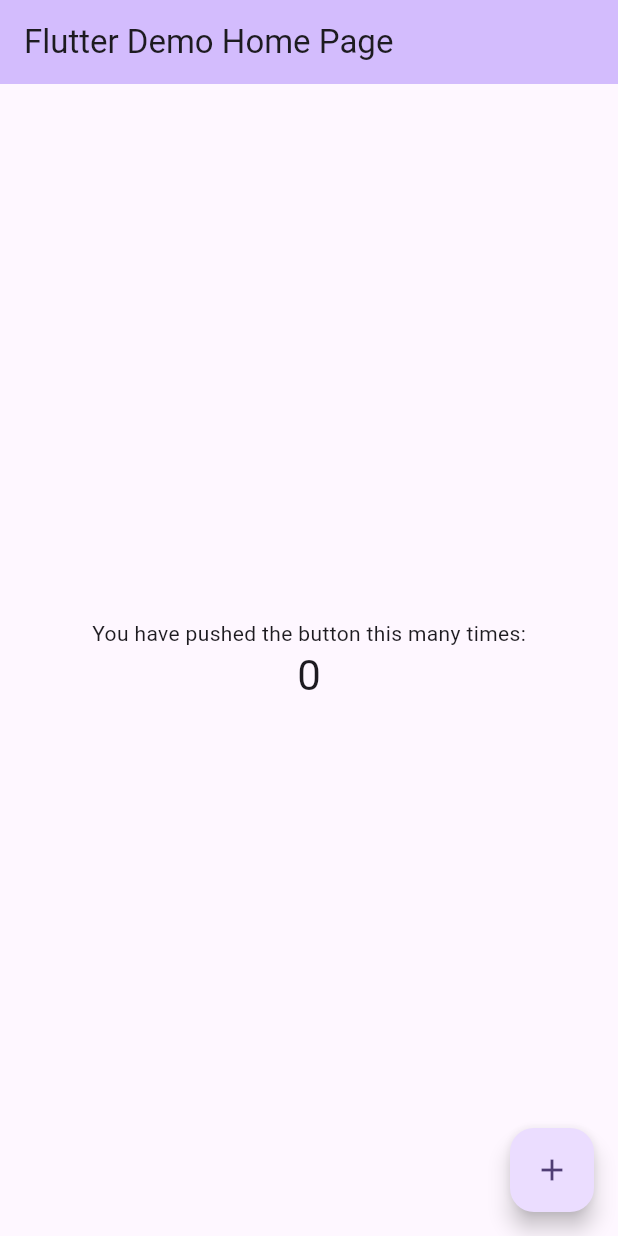
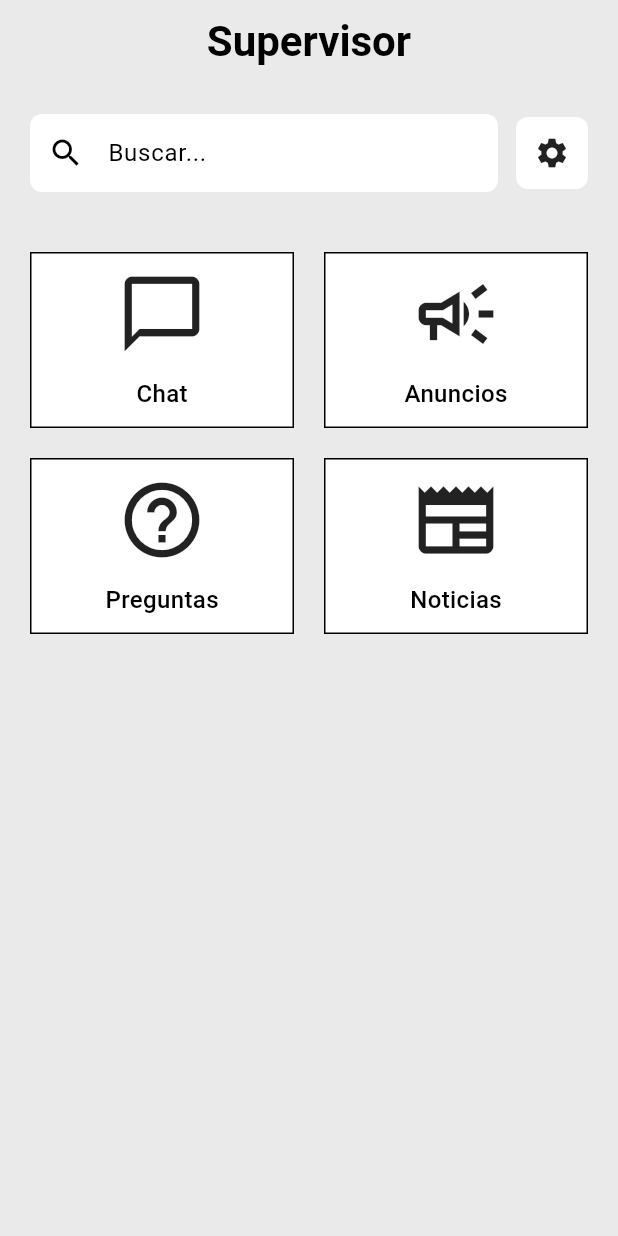
Before and after one commit to Maretesus666/CoSpace, a Flutter app: the screen it shows after launch, on a phone screen of 412 x 824 dp. Run offline on Flutter 3.47's test engine with Material 3 defaults, Android fonts, the phone set to English and light mode, and no system bars.

Commit message:
se crea estructura basica de la app

```diff
--- /dev/null
+++ b/lib/core/theme/app_theme.dart
@@ -0,0 +1,58 @@
+import 'package:flutter/material.dart';
+
+class AppTheme {
+  AppTheme._(); // Evita que se pueda instanciar
+
+  static const Color primaryColor = Color(0xFF1E1E1E);
+  static const Color backgroundColor = Color(0xFFEAEAEA);
+  static const Color cardColor = Colors.white;
+
+  static final ThemeData lightTheme = ThemeData(
+    useMaterial3: true,
+
+    scaffoldBackgroundColor: backgroundColor,
+
+    colorScheme: const ColorScheme.light(
+      primary: primaryColor,
+      surface: cardColor,
+    ),
+
+    appBarTheme: const AppBarTheme(
+      backgroundColor: Colors.transparent,
+      elevation: 0,
+      centerTitle: true,
+      titleTextStyle: TextStyle(
+        color: Colors.black,
+        fontSize: 28,
+        fontWeight: FontWeight.bold,
+      ),
+      iconTheme: IconThemeData(color: Colors.black),
+    ),
+
+    textTheme: const TextTheme(
+      bodyLarge: TextStyle(
+        fontSize: 16,
+        color: Colors.black,
+      ),
+      titleMedium: TextStyle(
+        fontSize: 18,
+        fontWeight: FontWeight.w600,
+      ),
+    ),
+
+
+
+    inputDecorationTheme: InputDecorationTheme(
+      filled: true,
+      fillColor: Colors.white,
+      border: OutlineInputBorder(
+        borderRadius: BorderRadius.circular(8),
+        borderSide: BorderSide.none,
+      ),
+      contentPadding: const EdgeInsets.symmetric(
+        horizontal: 16,
+        vertical: 14,
+      ),
+    ),
+  );
+}
--- /dev/null
+++ b/lib/core/widgets/custom_search_bar.dart
@@ -0,0 +1,44 @@
+import 'package:flutter/material.dart';
+
+class CustomSearchBar extends StatelessWidget {
+  final VoidCallback onSettingsTap;
+
+  const CustomSearchBar({
+    super.key,
+    required this.onSettingsTap,
+  });
+
+  @override
+  Widget build(BuildContext context) {
+    return Row(
+      children: [
+        Expanded(
+          child: TextField(
+            decoration: InputDecoration(
+              hintText: "Buscar...",
+              prefixIcon: const Icon(Icons.search),
+              filled: true,
+              fillColor: Colors.white,
+              border: OutlineInputBorder(
+                borderRadius: BorderRadius.circular(8),
+                borderSide: BorderSide.none,
+              ),
+            ),
+          ),
+        ),
+        const SizedBox(width: 12),
+        GestureDetector(
+          onTap: onSettingsTap,
+          child: Container(
+            padding: const EdgeInsets.all(12),
+            decoration: BoxDecoration(
+              color: Colors.white,
+              borderRadius: BorderRadius.circular(8),
+            ),
+            child: const Icon(Icons.settings),
+          ),
+        ),
+      ],
+    );
+  }
+}
--- /dev/null
+++ b/lib/features/supervisor/supervisor_screen.dart
@@ -0,0 +1,38 @@
+import 'package:flutter/material.dart';
+import '../../core/widgets/custom_search_bar.dart';
+import '../settings/settings_screen.dart';
+import 'widgets/supervisor_grid.dart';
+
+class SupervisorScreen extends StatelessWidget {
+  const SupervisorScreen({super.key});
+
+  @override
+  Widget build(BuildContext context) {
+    return Scaffold(
+      appBar: AppBar(
+        title: const Text("Supervisor"),
+      ),
+      body: Padding(
+        padding: const EdgeInsets.all(20),
+        child: Column(
+          children: [
+            CustomSearchBar(
+              onSettingsTap: () {
+                Navigator.push(
+                  context,
+                  MaterialPageRoute(
+                    builder: (_) => const SettingsScreen(),
+                  ),
+                );
+              },
+            ),
+            const SizedBox(height: 40),
+            const Expanded(
+              child: SupervisorGrid(),
+            ),
+          ],
+        ),
+      ),
+    );
+  }
+}
--- /dev/null
+++ b/lib/features/supervisor/widgets/supervisor_card.dart
@@ -0,0 +1,41 @@
+import 'package:flutter/material.dart';
+
+class SupervisorCard extends StatelessWidget {
+  final IconData icon;
+  final String title;
+  final VoidCallback onTap;
+
+  const SupervisorCard({
+    super.key,
+    required this.icon,
+    required this.title,
+    required this.onTap,
+  });
+
+  @override
+  Widget build(BuildContext context) {
+    return GestureDetector(
+      onTap: onTap,
+      child: Container(
+        decoration: BoxDecoration(
+          color: Colors.white,
+          border: Border.all(color: Colors.black),
+        ),
+        child: Column(
+          mainAxisAlignment: MainAxisAlignment.center,
+          children: [
+            Icon(icon, size: 60),
+            const SizedBox(height: 12),
+            Text(
+              title,
+              style: const TextStyle(
+                fontSize: 16,
+                fontWeight: FontWeight.w500,
+              ),
+            ),
+          ],
+        ),
+      ),
+    );
+  }
+}
--- /dev/null
+++ b/lib/features/supervisor/widgets/supervisor_grid.dart
@@ -0,0 +1,61 @@
+import 'package:flutter/material.dart';
+import 'supervisor_card.dart';
+import '../../chat/chat_screen.dart';
+import '../../announcements/announcements_screen.dart';
+import '../../questions/questions_screen.dart';
+
+class SupervisorGrid extends StatelessWidget {
+  const SupervisorGrid({super.key});
+
+  @override
+  Widget build(BuildContext context) {
+    return GridView.count(
+      crossAxisCount: 2,
+      crossAxisSpacing: 20,
+      mainAxisSpacing: 20,
+      childAspectRatio: 1.5,
+      children: [
+        SupervisorCard(
+          icon: Icons.chat_bubble_outline,
+          title: "Chat",
+          onTap: () {
+            Navigator.push(
+              context,
+              MaterialPageRoute(builder: (_) => const ChatScreen()),
+            );
+          },
+        ),
+        SupervisorCard(
+          icon: Icons.campaign_outlined,
+          title: "Anuncios",
+          onTap: () {
+            Navigator.push(
+              context,
+              MaterialPageRoute(builder: (_) => const AnnouncementsScreen()),
+            );
+          },
+        ),
+        SupervisorCard(
+          icon: Icons.help_outline,
+          title: "Preguntas",
+          onTap: () {
+            Navigator.push(
+              context,
+              MaterialPageRoute(builder: (_) => const QuestionsScreen()),
+            );
+          },
+        ),
+        SupervisorCard(
+          icon: Icons.newspaper,
+          title: "Noticias",
+          onTap: () {
+            Navigator.push(
+              context,
+              MaterialPageRoute(builder: (_) => const AnnouncementsScreen()),
+            );
+          },
+        ),
+      ],
+    );
+  }
+}
--- a/lib/main.dart
+++ b/lib/main.dart
@@ -1,4 +1,6 @@
 import 'package:flutter/material.dart';
+import 'features/supervisor/supervisor_screen.dart';
+import 'core/theme/app_theme.dart';
 
 void main() {
   runApp(const MyApp());
@@ -7,116 +9,13 @@ void main() {
 class MyApp extends StatelessWidget {
   const MyApp({super.key});
 
-  // This widget is the root of your application.
   @override
   Widget build(BuildContext context) {
     return MaterialApp(
-      title: 'Flutter Demo',
-      theme: ThemeData(
-        // This is the theme of your application.
-        //
-        // TRY THIS: Try running your application with "flutter run". You'll see
-        // the application has a purple toolbar. Then, without quitting the app,
-        // try changing the seedColor in the colorScheme below to Colors.green
-        // and then invoke "hot reload" (save your changes or press the "hot
-        // reload" button in a Flutter-supported IDE, or press "r" if you used
-        // the command line to start the app).
-        //
-        // Notice that the counter didn't reset back to zero; the application
-        // state is not lost during the reload. To reset the state, use hot
-        // restart instead.
-        //
-        // This works for code too, not just values: Most code changes can be
-        // tested with just a hot reload.
-        colorScheme: .fromSeed(seedColor: Colors.deepPurple),
-      ),
-      home: const MyHomePage(title: 'Flutter Demo Home Page'),
+      debugShowCheckedModeBanner: false,
+      title: 'Supervisor App',
+      theme: AppTheme.lightTheme,
+      home: const SupervisorScreen(),
     );
   }
 }
-
-class MyHomePage extends StatefulWidget {
-  const MyHomePage({super.key, required this.title});
-
-  // This widget is the home page of your application. It is stateful, meaning
-  // that it has a State object (defined below) that contains fields that affect
-  // how it looks.
-
-  // This class is the configuration for the state. It holds the values (in this
-  // case the title) provided by the parent (in this case the App widget) and
-  // used by the build method of the State. Fields in a Widget subclass are
-  // always marked "final".
-
-  final String title;
-
-  @override
-  State<MyHomePage> createState() => _MyHomePageState();
-}
-
-class _MyHomePageState extends State<MyHomePage> {
-  int _counter = 0;
-
-  void _incrementCounter() {
-    setState(() {
-      // This call to setState tells the Flutter framework that something has
-      // changed in this State, which causes it to rerun the build method below
-      // so that the display can reflect the updated values. If we changed
-      // _counter without calling setState(), then the build method would not be
-      // called again, and so nothing would appear to happen.
-      _counter++;
-    });
-  }
-
-  @override
-  Widget build(BuildContext context) {
-    // This method is rerun every time setState is called, for instance as done
-    // by the _incrementCounter method above.
-    //
-    // The Flutter framework has been optimized to make rerunning build methods
-    // fast, so that you can just rebuild anything that needs updating rather
-    // than having to individually change instances of widgets.
-    return Scaffold(
-      appBar: AppBar(
-        // TRY THIS: Try changing the color here to a specific color (to
-        // Colors.amber, perhaps?) and trigger a hot reload to see the AppBar
-        // change color while the other colors stay the same.
-        backgroundColor: Theme.of(context).colorScheme.inversePrimary,
-        // Here we take the value from the MyHomePage object that was created by
-        // the App.build method, and use it to set our appbar title.
-        title: Text(widget.title),
-      ),
-      body: Center(
-        // Center is a layout widget. It takes a single child and positions it
-        // in the middle of the parent.
-        child: Column(
-          // Column is also a layout widget. It takes a list of children and
-          // arranges them vertically. By default, it sizes itself to fit its
-          // children horizontally, and tries to be as tall as its parent.
-          //
-          // Column has various properties to control how it sizes itself and
-          // how it positions its children. Here we use mainAxisAlignment to
-          // center the children vertically; the main axis here is the vertical
-          // axis because Columns are vertical (the cross axis would be
-          // horizontal).
-          //
-          // TRY THIS: Invoke "debug painting" (choose the "Toggle Debug Paint"
-          // action in the IDE, or press "p" in the console), to see the
-          // wireframe for each widget.
-          mainAxisAlignment: .center,
-          children: [
-            const Text('You have pushed the button this many times:'),
-            Text(
-              '$_counter',
-              style: Theme.of(context).textTheme.headlineMedium,
-            ),
-          ],
-        ),
-      ),
-      floatingActionButton: FloatingActionButton(
-        onPressed: _incrementCounter,
-        tooltip: 'Increment',
-        child: const Icon(Icons.add),
-      ),
-    );
-  }
-}
```
Also changed, not shown: lib/features/announcements/announcements_screen.dart (added, +20 -0 lines), lib/features/chat/chat_screen.dart (added, +20 -0 lines), lib/features/questions/questions_screen.dart (added, +20 -0 lines), lib/features/settings/settings_screen.dart (added, +33 -0 lines).
